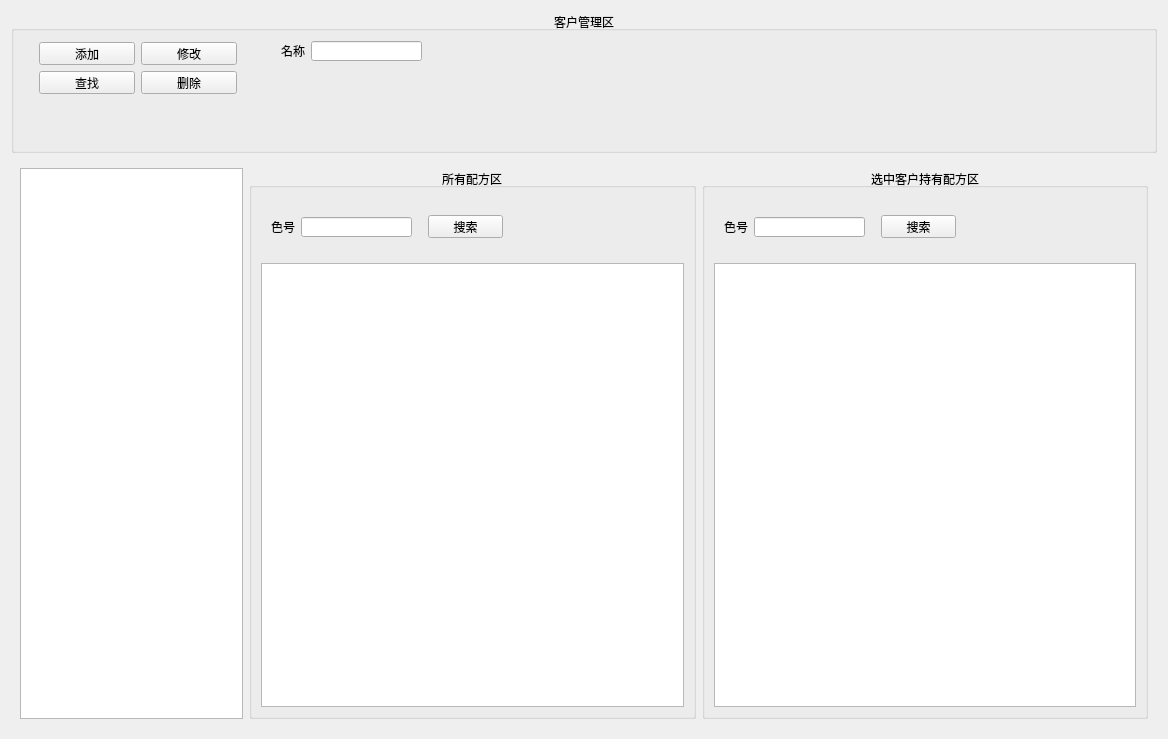
Qt form ui/custom.ui (originalMemory/formula-manager) before a commit.
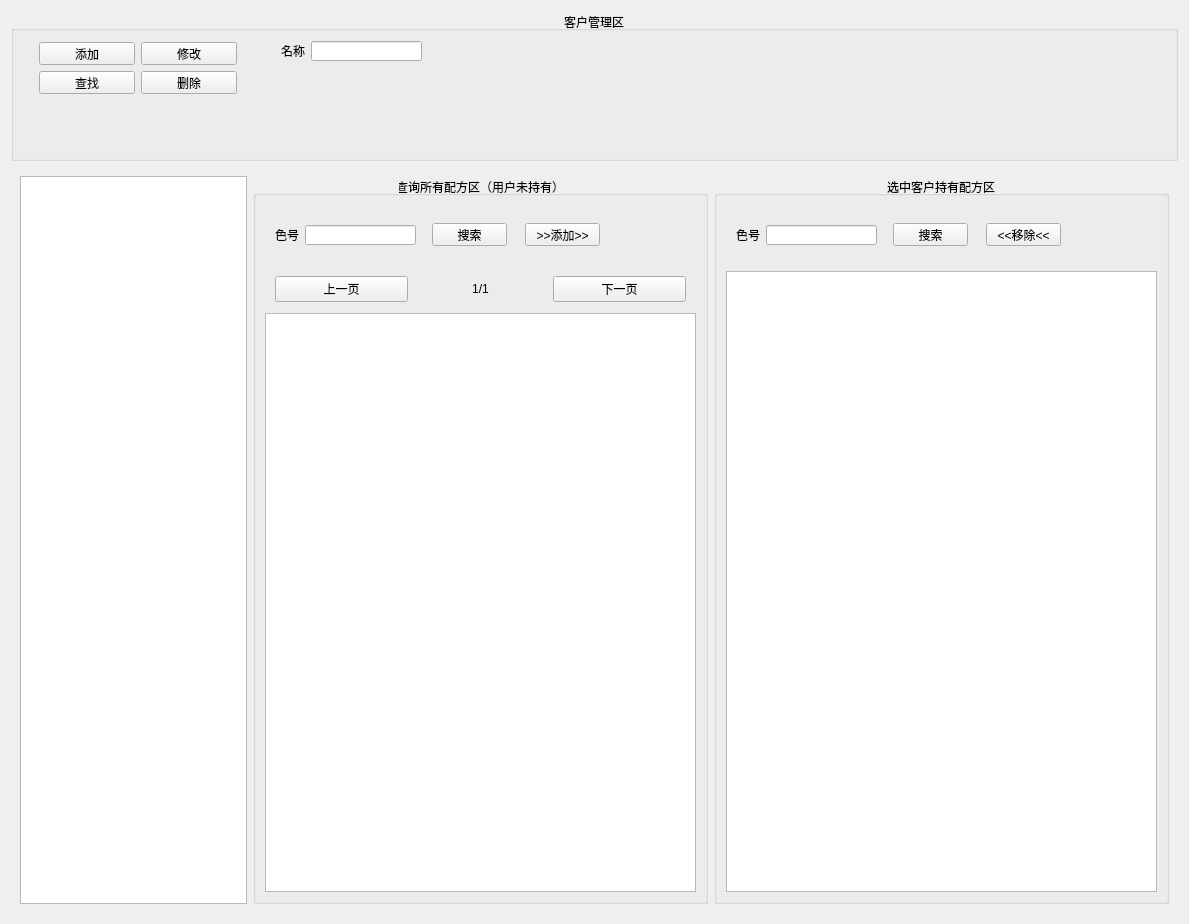
The same form after that commit.

What changed in the file:
```diff
--- a/ui/custom.ui
+++ b/ui/custom.ui
@@ -6,8 +6,8 @@
    <rect>
     <x>0</x>
     <y>0</y>
-    <width>1168</width>
-    <height>739</height>
+    <width>1189</width>
+    <height>924</height>
    </rect>
   </property>
   <property name="windowTitle">
@@ -24,6 +24,18 @@
          <verstretch>1</verstretch>
         </sizepolicy>
        </property>
+       <property name="minimumSize">
+        <size>
+         <width>0</width>
+         <height>150</height>
+        </size>
+       </property>
+       <property name="maximumSize">
+        <size>
+         <width>16777215</width>
+         <height>150</height>
+        </size>
+       </property>
        <property name="title">
         <string>客户管理区</string>
        </property>
@@ -149,19 +161,19 @@
              </sizepolicy>
             </property>
             <property name="title">
-             <string>所有配方区</string>
+             <string>查询所有配方区（用户未持有）</string>
             </property>
             <property name="alignment">
              <set>Qt::AlignCenter</set>
             </property>
-            <layout class="QHBoxLayout" name="horizontalLayout_3">
+            <layout class="QVBoxLayout" name="verticalLayout_6">
              <item>
               <layout class="QVBoxLayout" name="verticalLayout_3">
                <item>
                 <widget class="QWidget" name="widget_2" native="true">
                  <property name="minimumSize">
                   <size>
-                   <width>0</width>
+                   <width>400</width>
                    <height>60</height>
                   </size>
                  </property>
@@ -201,8 +213,82 @@
                    <string>搜索</string>
                   </property>
                  </widget>
+                 <widget class="QPushButton" name="pushButtonCustomFormulaAdd">
+                  <property name="geometry">
+                   <rect>
+                    <x>260</x>
+                    <y>18</y>
+                    <width>75</width>
+                    <height>23</height>
+                   </rect>
+                  </property>
+                  <property name="text">
+                   <string>&gt;&gt;添加&gt;&gt;</string>
+                  </property>
+                 </widget>
                 </widget>
                </item>
+               <item>
+                <layout class="QGridLayout" name="gridLayout_4" rowminimumheight="0">
+                 <property name="leftMargin">
+                  <number>10</number>
+                 </property>
+                 <property name="topMargin">
+                  <number>5</number>
+                 </property>
+                 <property name="rightMargin">
+                  <number>10</number>
+                 </property>
+                 <property name="bottomMargin">
+                  <number>5</number>
+                 </property>
+                 <property name="verticalSpacing">
+                  <number>4</number>
+                 </property>
+                 <item row="0" column="0">
+                  <widget class="QPushButton" name="pushButtonPrePage">
+                   <property name="maximumSize">
+                    <size>
+                     <width>150</width>
+                     <height>16777215</height>
+                    </size>
+                   </property>
+                   <property name="text">
+                    <string>上一页</string>
+                   </property>
+                  </widget>
+                 </item>
+                 <item row="0" column="1">
+                  <widget class="QLabel" name="labelPage">
+                   <property name="maximumSize">
+                    <size>
+                     <width>150</width>
+                     <height>16777215</height>
+                    </size>
+                   </property>
+                   <property name="text">
+                    <string>1/1</string>
+                   </property>
+                   <property name="alignment">
+                    <set>Qt::AlignCenter</set>
+                   </property>
+                  </widget>
+                 </item>
+                 <item row="0" column="2">
+                  <widget class="QPushButton" name="pushButtonNextPage">
+                   <property name="maximumSize">
+                    <size>
+                     <width>150</width>
+                     <height>16777215</height>
+                    </size>
+                   </property>
+                   <property name="text">
+                    <string>下一页</string>
+                   </property>
+                  </widget>
+                 </item>
+                </layout>
+               </item>
                <item>
                 <widget class="QListView" name="listViewAllFormula"/>
                </item>
@@ -232,7 +318,7 @@
                 <widget class="QWidget" name="widget_3" native="true">
                  <property name="minimumSize">
                   <size>
-                   <width>0</width>
+                   <width>400</width>
                    <height>60</height>
                   </size>
                  </property>
@@ -272,6 +358,19 @@
                    <string>搜索</string>
                   </property>
                  </widget>
+                 <widget class="QPushButton" name="pushButtonCustomFormulaDel">
+                  <property name="geometry">
+                   <rect>
+                    <x>260</x>
+                    <y>18</y>
+                    <width>75</width>
+                    <height>23</height>
+                   </rect>
+                  </property>
+                  <property name="text">
+                   <string>&lt;&lt;移除&lt;&lt;</string>
+                  </property>
+                 </widget>
                 </widget>
                </item>
                <item>
```
